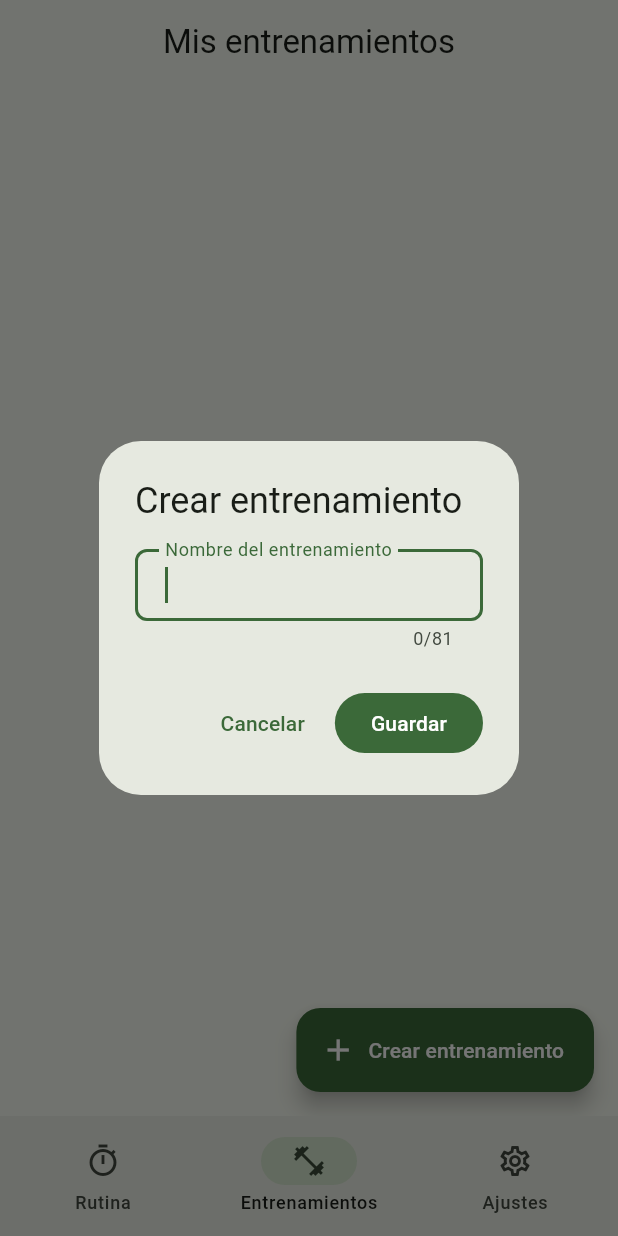
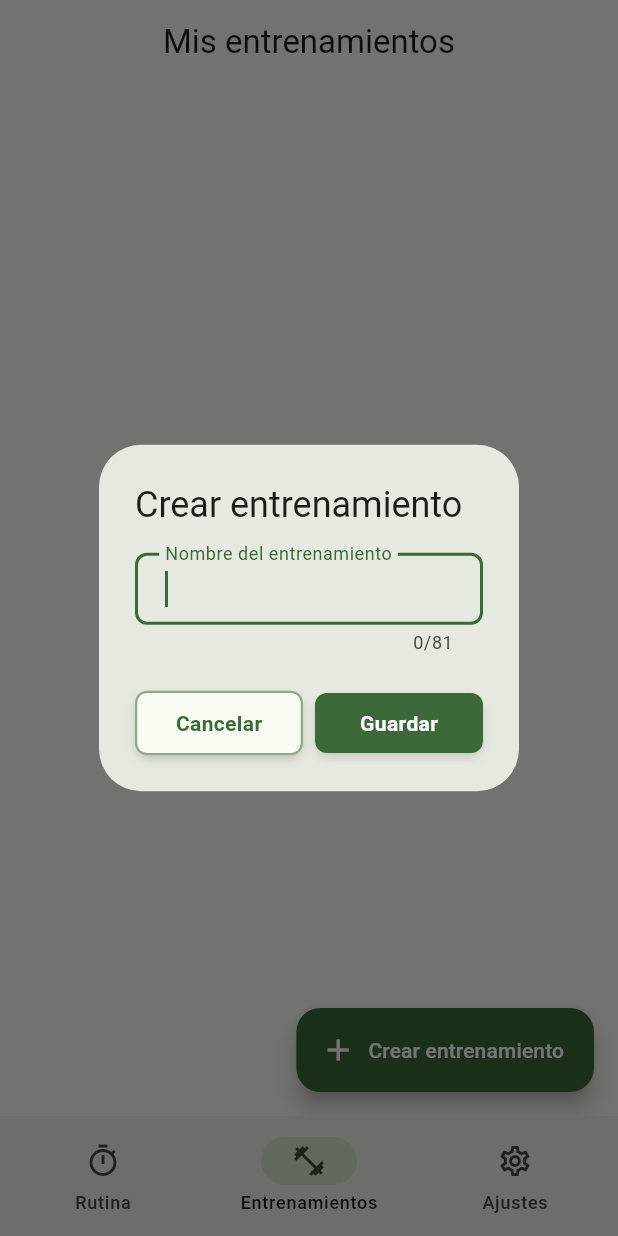
Before and after one commit to MoisesCorcho/IntervalTimer, a Flutter app: the MyWorkoutsScreen screen opened by its route, after a tap on "Crear entrenamiento", on a phone screen of 412 x 824 dp. Run offline on Flutter 3.47's test engine with Material 3 defaults, Android fonts, the phone set to English and light mode, and no system bars; our stand-ins replace drift, flutter_colorpicker, flutter_riverpod, freezed_annotation, go_router; accounts and stored records are empty; generated files the repository leaves out were written again.

Commit message:
fix(F35): use rectangular buttons and horizontal dialog actions
Replace stadium/pill CTAs with subtle-radius rectangles and outer
shadow. Keep dialog actions side-by-side via DialogActionsRow and
compact sizing so modals stay proportional.

````diff
--- a/lib/core/theme/app_theme.dart
+++ b/lib/core/theme/app_theme.dart
@@ -11,6 +11,28 @@ abstract final class AppTheme {
   static const radiusLg = 16.0;
   /// Soft premium containers (duration pickers, calm cards).
   static const radiusXl = 20.0;
+
+  /// Primary action buttons: rectangular with subtle corner radius (not stadium/pill).
+  /// Touch target ≥ 48dp; outer shadow for light depth (Tailwind-like, outside only).
+  static const buttonElevation = 6.0;
+  static const buttonMinHeight = 48.0;
+  /// Same language as cards/controls: soft square, not fully rounded.
+  static const buttonRadius = radiusSm;
+  /// Outer shadow only — never an inset/inner look.
+  static const buttonOuterShadow = [
+    BoxShadow(
+      color: Color(0x1A000000), // ~10% black
+      blurRadius: 6,
+      offset: Offset(0, 4),
+      spreadRadius: -1,
+    ),
+    BoxShadow(
+      color: Color(0x1A000000),
+      blurRadius: 4,
+      offset: Offset(0, 2),
+      spreadRadius: -2,
+    ),
+  ];
 
   /// Default interval colors per type (ARGB).
   static const warmupColor = Color(0xFFFFC107);
--- a/lib/features/settings/presentation/settings_screen.dart
+++ b/lib/features/settings/presentation/settings_screen.dart
@@ -4,6 +4,7 @@ import 'package:interval_timer/core/constants/ui_strings.dart';
 import 'package:interval_timer/core/theme/app_theme.dart';
 import 'package:interval_timer/features/settings/application/settings_providers.dart';
 import 'package:interval_timer/features/settings/data/settings_repository.dart';
+import 'package:interval_timer/shared/widgets/app_primary_button.dart';
 import 'package:interval_timer/shared/widgets/number_stepper.dart';
 
 class SettingsScreen extends ConsumerWidget {
@@ -30,9 +31,9 @@ class SettingsScreen extends ConsumerWidget {
                   textAlign: TextAlign.center,
                 ),
                 const SizedBox(height: AppTheme.spacingMd),
-                FilledButton(
+                AppPrimaryButton(
                   onPressed: () => ref.invalidate(settingsControllerProvider),
-                  child: const Text(UiStrings.retry),
+                  label: UiStrings.retry,
                 ),
               ],
             ),
--- a/lib/features/timer/presentation/session_completed_screen.dart
+++ b/lib/features/timer/presentation/session_completed_screen.dart
@@ -4,6 +4,7 @@ import 'package:go_router/go_router.dart';
 import 'package:interval_timer/core/constants/ui_strings.dart';
 import 'package:interval_timer/core/theme/app_theme.dart';
 import 'package:interval_timer/features/timer/application/timer_providers.dart';
+import 'package:interval_timer/shared/widgets/app_primary_button.dart';
 
 class SessionCompletedScreen extends ConsumerWidget {
   const SessionCompletedScreen({super.key});
@@ -36,13 +37,13 @@ class SessionCompletedScreen extends ConsumerWidget {
                 textAlign: TextAlign.center,
               ),
               const SizedBox(height: AppTheme.spacingLg),
-              FilledButton(
+              AppPrimaryButton(
                 key: const Key('back_to_routine_button'),
                 onPressed: () {
                   ref.read(timerControllerProvider.notifier).resetToIdle();
                   context.go('/');
                 },
-                child: const Text(UiStrings.backToRoutine),
+                label: UiStrings.backToRoutine,
               ),
             ],
           ),
--- a/lib/features/timer/presentation/widgets/interval_form.dart
+++ b/lib/features/timer/presentation/widgets/interval_form.dart
@@ -4,6 +4,7 @@ import 'package:interval_timer/core/constants/ui_strings.dart';
 import 'package:interval_timer/core/theme/app_theme.dart';
 import 'package:interval_timer/data/models/interval.dart';
 import 'package:interval_timer/data/models/interval_type.dart';
+import 'package:interval_timer/shared/widgets/app_primary_button.dart';
 import 'package:interval_timer/shared/widgets/interval_duration_picker.dart';
 
 
@@ -140,10 +141,11 @@ class IntervalFormState extends State<IntervalForm> {
             pickerAreaHeightPercent: 0.7,
           ),
           const SizedBox(height: AppTheme.spacingMd),
-          FilledButton(
+          AppPrimaryButton(
             key: const Key('interval_save_button'),
             onPressed: submit,
-            child: const Text(UiStrings.save),
+            label: UiStrings.save,
+            expand: true,
           ),
         ],
       ),
--- a/lib/features/workout_builder/presentation/my_workouts_screen.dart
+++ b/lib/features/workout_builder/presentation/my_workouts_screen.dart
@@ -12,6 +12,8 @@ import 'package:interval_timer/features/workout_builder/application/workout_prov
 import 'package:interval_timer/features/workout_builder/domain/workout_flattener.dart';
 import 'package:interval_timer/features/workout_builder/domain/workout_validators.dart';
 import 'package:interval_timer/features/workout_builder/presentation/widgets/delete_workout_dialog.dart';
+import 'package:interval_timer/shared/widgets/app_primary_button.dart';
+import 'package:interval_timer/shared/widgets/dialog_actions_row.dart';
 
 class MyWorkoutsScreen extends ConsumerStatefulWidget {
   const MyWorkoutsScreen({super.key});
@@ -44,22 +46,29 @@ class _MyWorkoutsScreenState extends ConsumerState<MyWorkoutsScreen> {
               autofocus: true,
             ),
             actions: [
-              TextButton(
+              DialogActionsRow(
+                children: [
+                  AppSecondaryButton(
+                    compact: true,
                     onPressed: () => Navigator.pop(context, false),
-                child: const Text(UiStrings.cancel),
+                    label: UiStrings.cancel,
                   ),
-              FilledButton(
+                  AppPrimaryButton(
                     key: const Key('create_workout_confirm'),
+                    compact: true,
                     onPressed: () {
-                  nameError =
-                      WorkoutValidators.validateWorkoutName(controller.text);
+                      nameError = WorkoutValidators.validateWorkoutName(
+                        controller.text,
+                      );
                       if (nameError != null) {
                         setDialogState(() {});
                         return;
                       }
                       Navigator.pop(context, true);
                     },
-                child: const Text(UiStrings.save),
+                    label: UiStrings.save,
+                  ),
+                ],
               ),
             ],
           );
@@ -177,9 +186,9 @@ class _MyWorkoutsScreenState extends ConsumerState<MyWorkoutsScreen> {
             children: [
               Text(UiStrings.persistenceError),
               const SizedBox(height: AppTheme.spacingMd),
-              FilledButton(
+              AppPrimaryButton(
                 onPressed: () => ref.invalidate(workoutsListProvider),
-                child: const Text(UiStrings.retry),
+                label: UiStrings.retry,
               ),
             ],
           ),
--- a/lib/features/workout_builder/presentation/widgets/exercise_form.dart
+++ b/lib/features/workout_builder/presentation/widgets/exercise_form.dart
@@ -3,6 +3,7 @@ import 'package:interval_timer/core/constants/ui_strings.dart';
 import 'package:interval_timer/core/theme/app_theme.dart';
 import 'package:interval_timer/data/models/workout_exercise.dart';
 import 'package:interval_timer/features/workout_builder/domain/workout_validators.dart';
+import 'package:interval_timer/shared/widgets/app_primary_button.dart';
 import 'package:interval_timer/shared/widgets/interval_duration_picker.dart';
 import 'package:interval_timer/shared/widgets/number_stepper.dart';
 
@@ -217,10 +218,11 @@ class ExerciseFormState extends State<ExerciseForm> {
               ),
             ),
           const SizedBox(height: AppTheme.spacingLg),
-          FilledButton(
+          AppPrimaryButton(
             key: const Key('exercise_save_button'),
             onPressed: submit,
-            child: const Text(UiStrings.save),
+            label: UiStrings.save,
+            expand: true,
           ),
         ],
       ),
--- /dev/null
+++ b/lib/shared/widgets/app_primary_button.dart
@@ -0,0 +1,225 @@
+import 'package:flutter/material.dart';
+import 'package:interval_timer/core/theme/app_theme.dart';
+
+/// Primary CTA: solid fill, onPrimary label, soft **outer** shadow,
+/// **rectangular** with subtle corner radius ([AppTheme.buttonRadius]).
+///
+/// Not a stadium/pill. Use for main actions: Iniciar, Guardar, etc.
+/// Prefer [compact] inside [AlertDialog] actions for better proportion.
+class AppPrimaryButton extends StatelessWidget {
+  const AppPrimaryButton({
+    super.key,
+    required this.onPressed,
+    required this.label,
+    this.icon,
+    this.expand = false,
+    this.compact = false,
+    this.backgroundColor,
+    this.foregroundColor,
+  });
+
+  final VoidCallback? onPressed;
+  final String label;
+  final IconData? icon;
+
+  /// When true, stretches to parent width (e.g. inside [Expanded]).
+  final bool expand;
+
+  /// Denser padding for dialogs and tight rows (still ≥ 40dp touch height).
+  final bool compact;
+
+  /// Override fill (e.g. adaptive contrast color on timer). Defaults to primary.
+  final Color? backgroundColor;
+
+  /// Override label/icon color. Defaults to onPrimary.
+  final Color? foregroundColor;
+
+  @override
+  Widget build(BuildContext context) {
+    final colorScheme = Theme.of(context).colorScheme;
+    final enabled = onPressed != null;
+    final bg = backgroundColor ?? colorScheme.primary;
+    final fg = foregroundColor ?? colorScheme.onPrimary;
+    final borderRadius = BorderRadius.circular(AppTheme.buttonRadius);
+    final minHeight = compact ? 40.0 : AppTheme.buttonMinHeight;
+    // Compact: tighter horizontal pad so two actions fit side-by-side in dialogs.
+    final hPad = compact ? AppTheme.spacingSm + 4 : AppTheme.spacingMd + 4;
+    final vPad = compact ? AppTheme.spacingSm : AppTheme.spacingSm + 2;
+
+    final labelStyle = TextStyle(
+      color: enabled ? fg : fg.withValues(alpha: 0.38),
+      fontWeight: FontWeight.w600,
+      fontSize: compact ? 14 : null,
+    );
+
+    final content = icon == null
+        ? Text(
+            label,
+            maxLines: 1,
+            overflow: TextOverflow.ellipsis,
+            style: labelStyle,
+          )
+        : Row(
+            mainAxisSize: expand ? MainAxisSize.max : MainAxisSize.min,
+            mainAxisAlignment: MainAxisAlignment.center,
+            children: [
+              Icon(
+                icon,
+                size: compact ? 18 : 20,
+                color: enabled ? fg : fg.withValues(alpha: 0.38),
+              ),
+              const SizedBox(width: AppTheme.spacingSm),
+              Flexible(
+                child: Text(
+                  label,
+                  maxLines: 1,
+                  overflow: TextOverflow.ellipsis,
+                  style: labelStyle,
+                ),
+              ),
+            ],
+          );
+
+    return Semantics(
+      button: true,
+      enabled: enabled,
+      label: label,
+      child: Container(
+        width: expand ? double.infinity : null,
+        decoration: BoxDecoration(
+          color: enabled ? bg : bg.withValues(alpha: 0.38),
+          borderRadius: borderRadius,
+          boxShadow: enabled ? AppTheme.buttonOuterShadow : null,
+        ),
+        child: Material(
+          type: MaterialType.transparency,
+          child: InkWell(
+            onTap: onPressed,
+            borderRadius: borderRadius,
+            splashColor: fg.withValues(alpha: 0.12),
+            highlightColor: fg.withValues(alpha: 0.06),
+            child: ConstrainedBox(
+              constraints: BoxConstraints(
+                minHeight: minHeight,
+                minWidth: expand ? double.infinity : 48,
+              ),
+              child: Padding(
+                padding: EdgeInsets.symmetric(
+                  horizontal: hPad,
+                  vertical: vPad,
+                ),
+                child: Center(child: content),
+              ),
+            ),
+          ),
+        ),
+      ),
+    );
+  }
+}
+
+/// Secondary action with the same rectangular + subtle-radius language as
+/// [AppPrimaryButton], outlined / surface-toned (Cancel, Continuar, etc.).
+class AppSecondaryButton extends StatelessWidget {
+  const AppSecondaryButton({
+    super.key,
+    required this.onPressed,
+    required this.label,
+    this.icon,
+    this.expand = false,
+    this.compact = false,
+  });
+
+  final VoidCallback? onPressed;
+  final String label;
+  final IconData? icon;
+  final bool expand;
+  final bool compact;
+
+  @override
+  Widget build(BuildContext context) {
+    final colorScheme = Theme.of(context).colorScheme;
+    final enabled = onPressed != null;
+    final fg = colorScheme.primary;
+    final borderRadius = BorderRadius.circular(AppTheme.buttonRadius);
+    final minHeight = compact ? 40.0 : AppTheme.buttonMinHeight;
+    final hPad = compact ? AppTheme.spacingSm + 4 : AppTheme.spacingMd + 4;
+    final vPad = compact ? AppTheme.spacingSm : AppTheme.spacingSm + 2;
+
+    final labelStyle = TextStyle(
+      color: enabled ? fg : fg.withValues(alpha: 0.38),
+      fontWeight: FontWeight.w600,
+      fontSize: compact ? 14 : null,
+    );
+
+    final content = icon == null
+        ? Text(
+            label,
+            maxLines: 1,
+            overflow: TextOverflow.ellipsis,
+            style: labelStyle,
+          )
+        : Row(
+            mainAxisSize: expand ? MainAxisSize.max : MainAxisSize.min,
+            mainAxisAlignment: MainAxisAlignment.center,
+            children: [
+              Icon(
+                icon,
+                size: compact ? 18 : 20,
+                color: enabled ? fg : fg.withValues(alpha: 0.38),
+              ),
+              const SizedBox(width: AppTheme.spacingSm),
+              Flexible(
+                child: Text(
+                  label,
+                  maxLines: 1,
+                  overflow: TextOverflow.ellipsis,
+                  style: labelStyle,
+                ),
+              ),
+            ],
+          );
+
+    return Semantics(
+      button: true,
+      enabled: enabled,
+      label: label,
+      child: Container(
+        width: expand ? double.infinity : null,
+        decoration: BoxDecoration(
+          color: colorScheme.surface,
+          borderRadius: borderRadius,
+          border: Border.all(
+            color: enabled
+                ? colorScheme.primary.withValues(alpha: 0.55)
+                : colorScheme.outline.withValues(alpha: 0.35),
+            width: 1.5,
+          ),
+          boxShadow: enabled ? AppTheme.buttonOuterShadow : null,
+        ),
+        child: Material(
+          type: MaterialType.transparency,
+          child: InkWell(
+            onTap: onPressed,
+            borderRadius: borderRadius,
+            splashColor: fg.withValues(alpha: 0.12),
+            highlightColor: fg.withValues(alpha: 0.06),
+            child: ConstrainedBox(
+              constraints: BoxConstraints(
+                minHeight: minHeight,
+                minWidth: expand ? double.infinity : 48,
+              ),
+              child: Padding(
+                padding: EdgeInsets.symmetric(
+                  horizontal: hPad,
+                  vertical: vPad,
+                ),
+                child: Center(child: content),
+              ),
+            ),
+          ),
+        ),
+      ),
+    );
+  }
+}
--- /dev/null
+++ b/lib/shared/widgets/dialog_actions_row.dart
@@ -0,0 +1,41 @@
+import 'package:flutter/material.dart';
+import 'package:interval_timer/core/theme/app_theme.dart';
+
+/// Horizontal row of dialog actions (Cancel | Confirm) so buttons sit
+/// side-by-side instead of stacking via [AlertDialog]'s [OverflowBar].
+///
+/// Pass as a **single** item in [AlertDialog.actions]:
+/// ```dart
+/// actions: [
+///   DialogActionsRow(
+///     children: [
+///       AppSecondaryButton(compact: true, ...),
+///       AppPrimaryButton(compact: true, ...),
+///     ],
+///   ),
+/// ],
+/// ```
+class DialogActionsRow extends StatelessWidget {
+  const DialogActionsRow({
+    super.key,
+    required this.children,
+    this.spacing = AppTheme.spacingSm,
+  });
+
+  final List<Widget> children;
+  final double spacing;
+
+  @override
+  Widget build(BuildContext context) {
+    return Row(
+      mainAxisAlignment: MainAxisAlignment.end,
+      mainAxisSize: MainAxisSize.max,
+      children: [
+        for (var i = 0; i < children.length; i++) ...[
+          if (i > 0) SizedBox(width: spacing),
+          Flexible(child: children[i]),
+        ],
+      ],
+    );
+  }
+}
````
Also changed, not shown: lib/features/timer/presentation/routine_editor_screen.dart (+11 -8 lines), lib/features/timer/presentation/timer_execution_screen.dart (+38 -34 lines), lib/features/workout_builder/presentation/widgets/delete_workout_dialog.dart (+18 -9 lines), lib/features/workout_builder/presentation/workout_editor_screen.dart (+24 -13 lines), 1 other file. Lines whose indentation alone changed are shown as unchanged.
